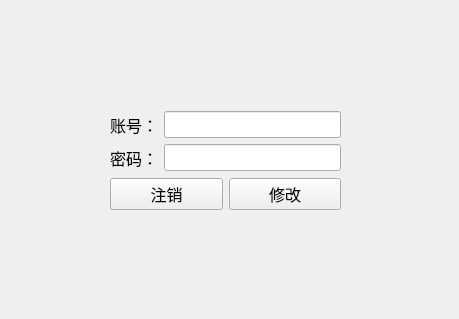
Above: information.ui from Canstie/ApartmentManage before the change. Below: the same form after it.
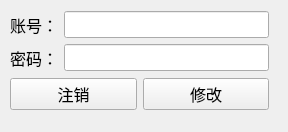
That is the form after the change.

The edit to the form file:
```diff
--- a/information.ui
+++ b/information.ui
@@ -6,8 +6,8 @@
    <rect>
     <x>0</x>
     <y>0</y>
-    <width>459</width>
-    <height>319</height>
+    <width>288</width>
+    <height>132</height>
    </rect>
   </property>
   <property name="font">
@@ -22,9 +22,9 @@
    <widget class="QWidget" name="layoutWidget">
     <property name="geometry">
      <rect>
-      <x>110</x>
-      <y>110</y>
-      <width>231</width>
+      <x>10</x>
+      <y>10</y>
+      <width>259</width>
       <height>103</height>
      </rect>
     </property>
```
Left out of the diff: 36 changed lines with no effect on the pictures.
